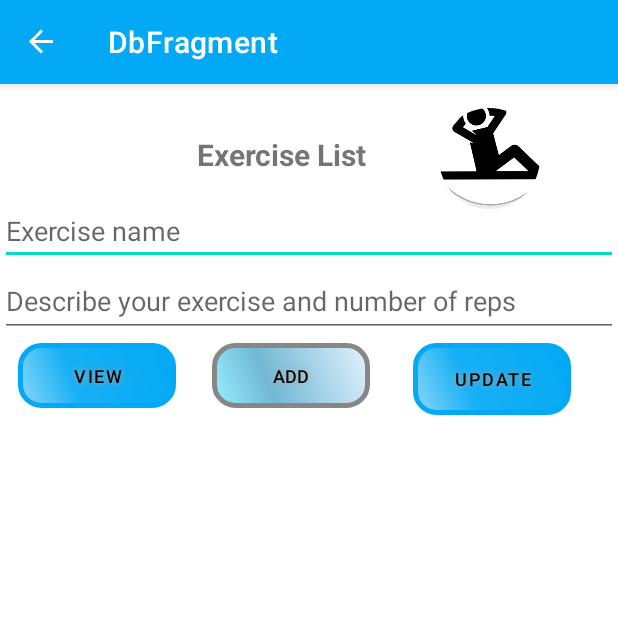
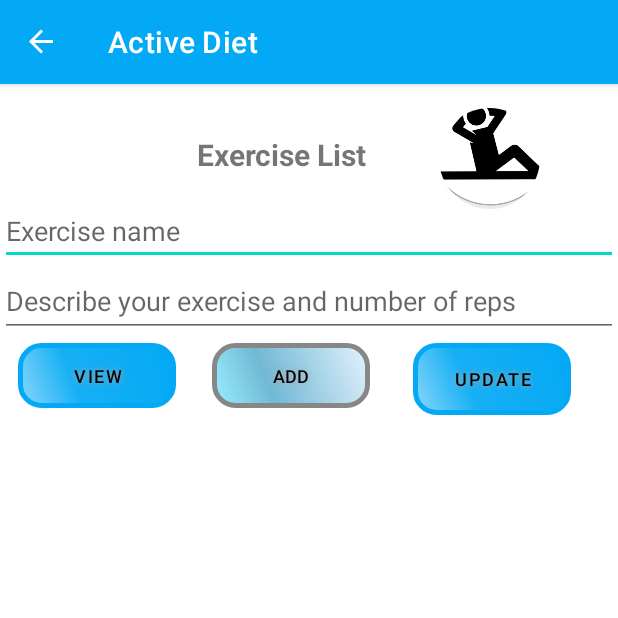
Before and after one commit to Lkrule/ActiveDiet, an Android app: the screen it shows after launch (MainActivity), in the side drawer, after a tap on "Gym Exercises", on a phone screen of 412 x 824 dp, the top half of it. Run offline under Robolectric (Android 15) with nearby library versions, the phone set to English and light mode, and no system bars; our stand-ins replace CircleImageView, Dagger/Hilt's generated code, Timber, data binding, navigation-ui.

Commit message:
changing name

```diff
--- a/app/src/main/res/navigation/nav_graph.xml
+++ b/app/src/main/res/navigation/nav_graph.xml
@@ -110,7 +110,7 @@
     <fragment
         android:id="@+id/dbFragment"
         android:name="com.example.activediet.fragments.DbFragment"
-        android:label="DbFragment" >
+        android:label="Active Diet" >
         <action
             android:id="@+id/action_dbFragment_to_welcomeFragment"
             app:destination="@id/welcomeFragment" />
```
